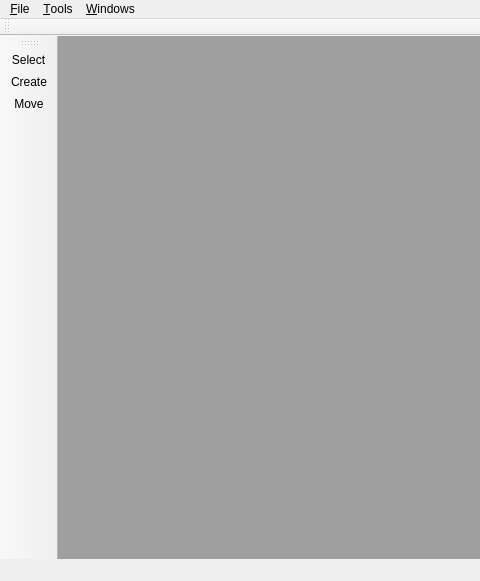
Above: src/qdrawmainwindow.ui from nayyden/ZVector before the change; both pictures show x 0 to 480 and y 0 to 581 of the 953 by 581 pixel window. Below: the same form after it.
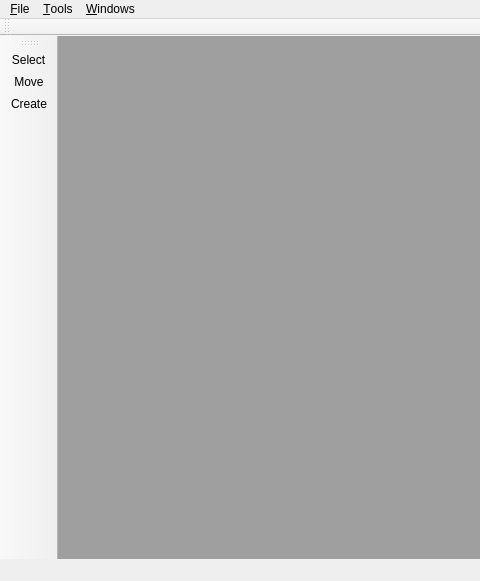
That is the form after the change. Icons and pictures are not drawn.

Patch:
```diff
--- a/src/qdrawmainwindow.ui
+++ b/src/qdrawmainwindow.ui
@@ -79,11 +79,11 @@
     <enum>LeftToolBarArea</enum>
    </attribute>
    <attribute name="toolBarBreak">
-    <bool>false</bool>
+    <bool>true</bool>
    </attribute>
    <addaction name="actionSelect"/>
-   <addaction name="actionCreate"/>
    <addaction name="actionMove"/>
+   <addaction name="actionCreate"/>
   </widget>
   <action name="actionSelect">
    <property name="text">
```
Left out of the diff: 27 changed lines with no effect on the pictures.
